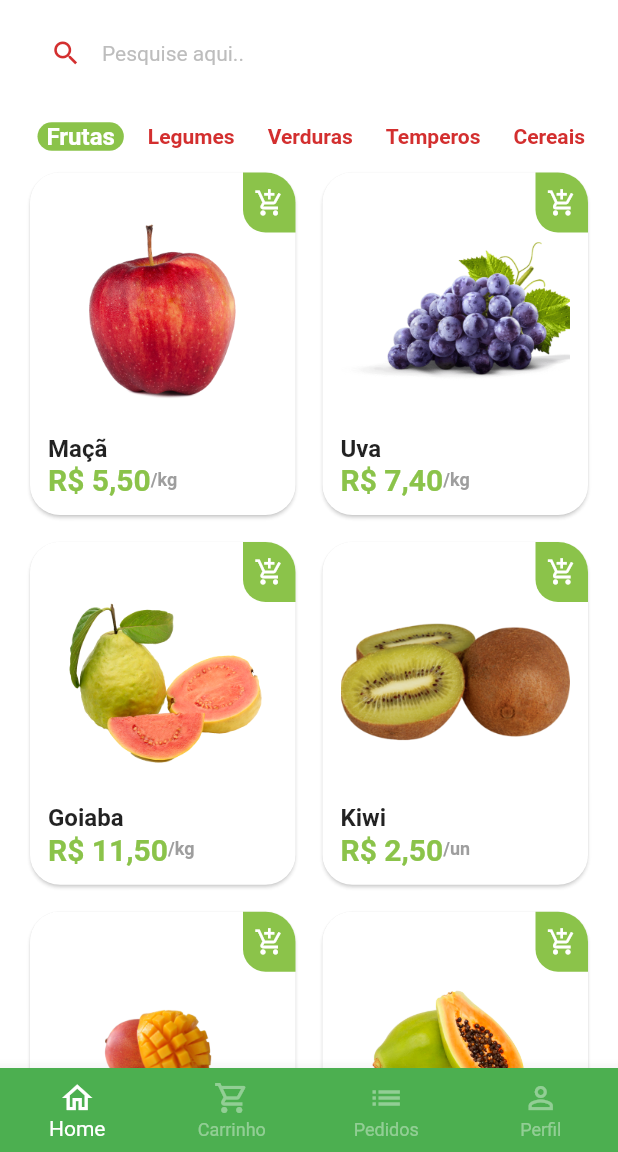
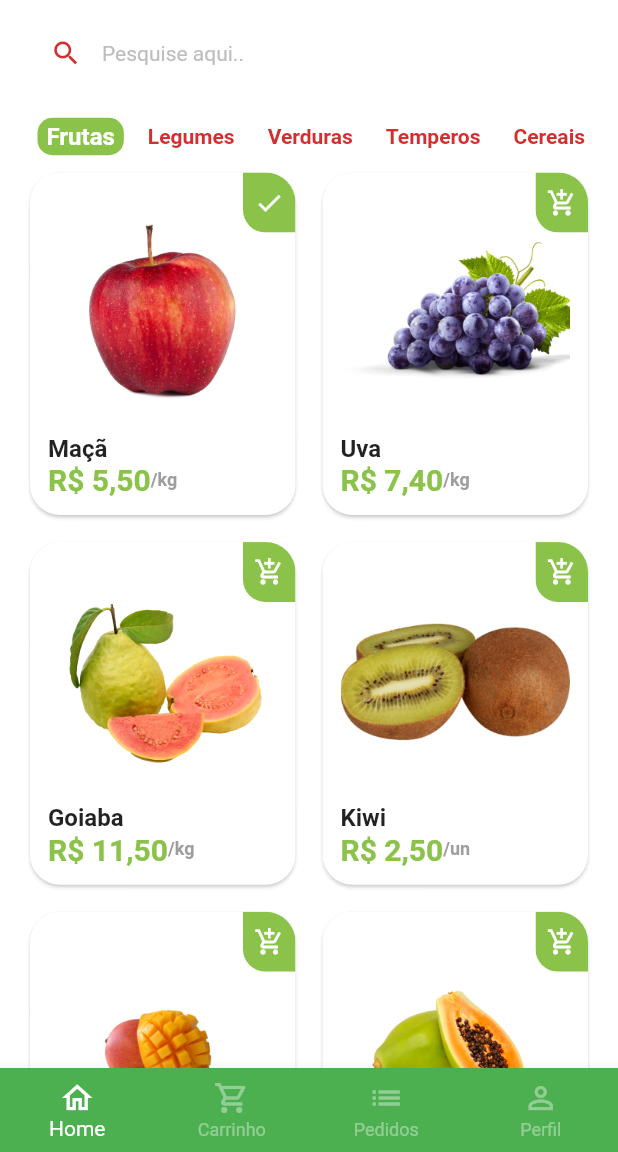
Before and after one commit to renatorv/greengrocer, a Flutter app: the screen it shows after launch, after a tap on "Entrar", after a tap on the "add shopping cart" icon, on a phone screen of 412 x 824 dp, the part 84-1236 px from its top. Run offline on Flutter 3.47's test engine with Material 2 defaults, Android fonts, the phone set to English and light mode, and no system bars; drawn by our look-alikes of badges; our stand-ins replace animated_text_kit, fluttertoast, mask_text_input_formatter, qr_flutter; missing offline and left inert: add_to_cart_animation.

```diff
--- a/lib/main.dart
+++ b/lib/main.dart
@@ -13,7 +13,7 @@ class MyApp extends StatelessWidget {
   @override
   Widget build(BuildContext context) {
     return MaterialApp(
-      title: 'Flutter Demo',
+      title: 'Greengrocer',
       debugShowCheckedModeBanner: false,
       theme: ThemeData(
         primarySwatch: Colors.green,
--- a/lib/src/pages/base/base_screen.dart
+++ b/lib/src/pages/base/base_screen.dart
@@ -34,7 +34,12 @@ class _BaseScreenState extends State<BaseScreen> {
         onTap: (index) {
           setState(() {
             currentIndex = index;
-            pageController.jumpToPage(index);
+            // pageController.jumpToPage(index);
+            pageController.animateToPage(
+              index,
+              duration: const Duration(milliseconds: 700),
+              curve: Curves.ease,
+            );
           });
         },
         type: BottomNavigationBarType.fixed,
--- /dev/null
+++ b/lib/src/pages/commom_widgets/app_name_widget.dart
@@ -0,0 +1,30 @@
+
+
+
+import 'package:flutter/material.dart';
+import 'package:greengrocer/src/config/custom_colors.dart';
+
+class AppNameWidget extends StatelessWidget {
+  const AppNameWidget({
+    Key? key,
+  }) : super(key: key);
+
+  @override
+  Widget build(BuildContext context) {
+    return Text.rich(
+      TextSpan(
+        style: const TextStyle(fontSize: 30),
+        children: [
+          TextSpan(
+            text: 'Green',
+            style: TextStyle(color: CustomColors.customSwatchColor),
+          ),
+          TextSpan(
+            text: 'grocer',
+            style: TextStyle(color: CustomColors.customContrastColor),
+          ),
+        ],
+      ),
+    );
+  }
+}
--- a/lib/src/pages/home/components/category_tile.dart
+++ b/lib/src/pages/home/components/category_tile.dart
@@ -15,12 +15,13 @@ class CategoryTile extends StatelessWidget {
 
   @override
   Widget build(BuildContext context) {
-    return GestureDetector(
-      onTap: onPressed,
-      child: Align(
-        alignment: Alignment.center,
+    return Align(
+      alignment: Alignment.center,
+      child: InkWell(
+        borderRadius: BorderRadius.circular(30),
+        onTap: onPressed,
         child: Container(
-          padding: const EdgeInsets.symmetric(horizontal: 6),
+          padding: const EdgeInsets.symmetric(horizontal: 6, vertical: 3),
           decoration: BoxDecoration(
               borderRadius: BorderRadius.circular(10),
               color: isSelected
--- a/lib/src/pages/home/components/item_tile.dart
+++ b/lib/src/pages/home/components/item_tile.dart
@@ -4,18 +4,34 @@ import 'package:greengrocer/src/models/item_model.dart';
 import 'package:greengrocer/src/pages/product/product_screen.dart';
 import 'package:greengrocer/src/services/utils_services.dart';
 
-class ItemTile extends StatelessWidget {
+class ItemTile extends StatefulWidget {
   final ItemModel item;
   final void Function(GlobalKey) cartAnimationMethod;
-  final GlobalKey imageGk = GlobalKey();
 
-  ItemTile({
+  const ItemTile({
     Key? key,
     required this.item,
     required this.cartAnimationMethod,
   }) : super(key: key);
 
+  @override
+  State<ItemTile> createState() => _ItemTileState();
+}
+
+class _ItemTileState extends State<ItemTile> {
+  final GlobalKey imageGk = GlobalKey();
+
   final UtilsServices utils = UtilsServices();
+
+  IconData tileIcon = Icons.add_shopping_cart_outlined;
+
+  Future<void> switchIcon() async {
+    setState(() => tileIcon = Icons.check);
+
+    await Future.delayed(const Duration(milliseconds: 2000));
+
+    setState(() => tileIcon = Icons.add_shopping_cart_outlined);
+  }
 
   @override
   Widget build(BuildContext context) {
@@ -27,7 +43,7 @@ class ItemTile extends StatelessWidget {
             Navigator.of(context).push(
               MaterialPageRoute(
                 builder: (c) {
-                  return ProductScreen(item: item);
+                  return ProductScreen(item: widget.item);
                 },
               ),
             );
@@ -46,13 +62,13 @@ class ItemTile extends StatelessWidget {
                   // Imagem
                   Expanded(
                     child: Hero(
-                      tag: item.imgUrl,
-                      child: Image.asset(item.imgUrl, key: imageGk),
+                      tag: widget.item.imgUrl,
+                      child: Image.asset(widget.item.imgUrl, key: imageGk),
                     ),
                   ),
                   //Nome
                   Text(
-                    item.itemName,
+                    widget.item.itemName,
                     style: const TextStyle(
                       fontSize: 16,
                       fontWeight: FontWeight.bold,
@@ -62,7 +78,7 @@ class ItemTile extends StatelessWidget {
                   Row(
                     children: [
                       Text(
-                        utils.priceToCurrency(item.price),
+                        utils.priceToCurrency(widget.item.price),
                         style: TextStyle(
                           fontWeight: FontWeight.bold,
                           fontSize: 20,
@@ -70,7 +86,7 @@ class ItemTile extends StatelessWidget {
                         ),
                       ),
                       Text(
-                        '/${item.unit}',
+                        '/${widget.item.unit}',
                         style: TextStyle(
                           color: Colors.grey.shade500,
                           fontWeight: FontWeight.bold,
@@ -89,22 +105,30 @@ class ItemTile extends StatelessWidget {
         Positioned(
           top: 4,
           right: 4,
-          child: GestureDetector(
-            onTap: () => cartAnimationMethod(imageGk),
-            child: Container(
-              height: 40,
-              width: 35,
-              decoration: BoxDecoration(
-                color: CustomColors.customSwatchColor,
-                borderRadius: const BorderRadius.only(
-                  bottomLeft: Radius.circular(15),
-                  topRight: Radius.circular(20),
+          child: ClipRRect(
+            borderRadius: const BorderRadius.only(
+              bottomLeft: Radius.circular(15),
+              topRight: Radius.circular(20),
+            ),
+            child: Material(
+              child: InkWell(
+                // onTap: () => widget.cartAnimationMethod(imageGk),
+                onTap: () {
+                  switchIcon();
+                  widget.cartAnimationMethod(imageGk);
+                },
+                child: Ink(
+                  height: 40,
+                  width: 35,
+                  decoration: BoxDecoration(
+                    color: CustomColors.customSwatchColor,
+                  ),
+                  child: Icon(
+                    tileIcon,
+                    color: Colors.white,
+                    size: 20,
+                  ),
                 ),
-              ),
-              child: const Icon(
-                Icons.add_shopping_cart_outlined,
-                color: Colors.white,
-                size: 20,
               ),
             ),
           ),
--- a/lib/src/pages/home/home_tab.dart
+++ b/lib/src/pages/home/home_tab.dart
@@ -40,21 +40,7 @@ class _HomeTabState extends State<HomeTab> {
         elevation: 0,
         backgroundColor: Colors.transparent,
         centerTitle: true,
-        title: Text.rich(
-          TextSpan(
-            style: const TextStyle(fontSize: 30),
-            children: [
-              TextSpan(
-                text: 'Green',
-                style: TextStyle(color: CustomColors.customSwatchColor),
-              ),
-              TextSpan(
-                text: 'grocer',
-                style: TextStyle(color: CustomColors.customContrastColor),
-              ),
-            ],
-          ),
-        ),
+        title: AppNameWidget(),
         actions: [
           Padding(
             padding: const EdgeInsets.only(top: 15, right: 15),
@@ -165,3 +151,28 @@ class _HomeTabState extends State<HomeTab> {
     );
   }
 }
+
+class AppNameWidget extends StatelessWidget {
+  const AppNameWidget({
+    Key? key,
+  }) : super(key: key);
+
+  @override
+  Widget build(BuildContext context) {
+    return Text.rich(
+      TextSpan(
+        style: const TextStyle(fontSize: 30),
+        children: [
+          TextSpan(
+            text: 'Green',
+            style: TextStyle(color: CustomColors.customSwatchColor),
+          ),
+          TextSpan(
+            text: 'grocer',
+            style: TextStyle(color: CustomColors.customContrastColor),
+          ),
+        ],
+      ),
+    );
+  }
+}
```
Also changed, not shown: pubspec.yaml (+7 -0 lines), assets/app_images/app_icon.png (added), pubspec.lock, 22 other files.
